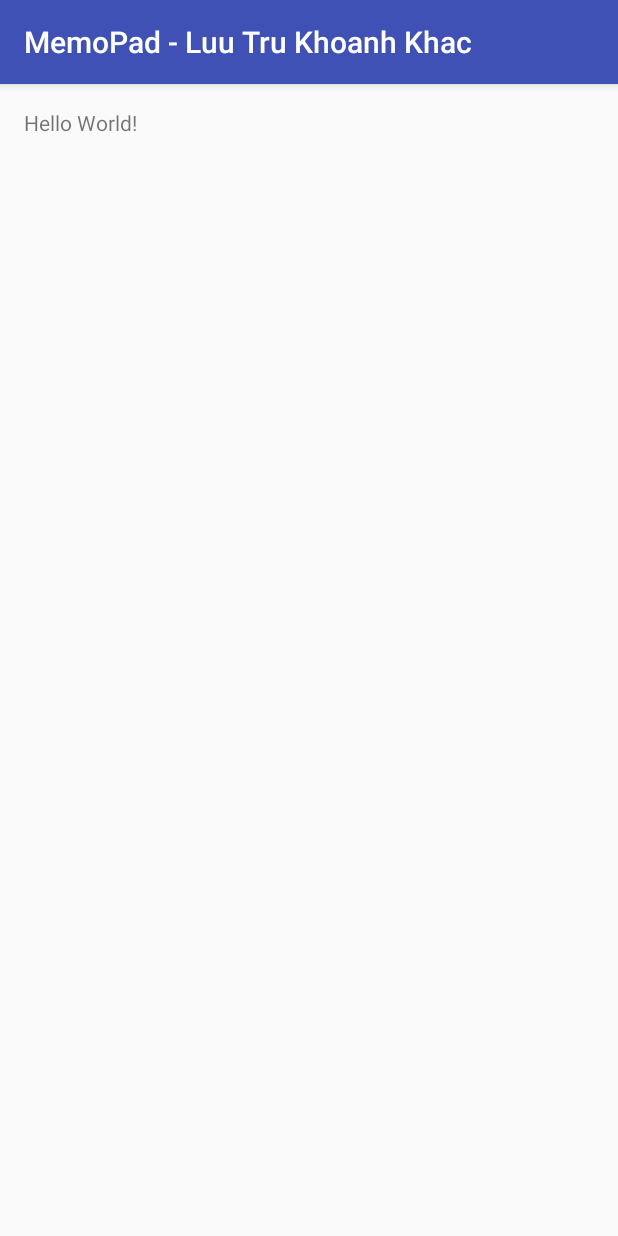
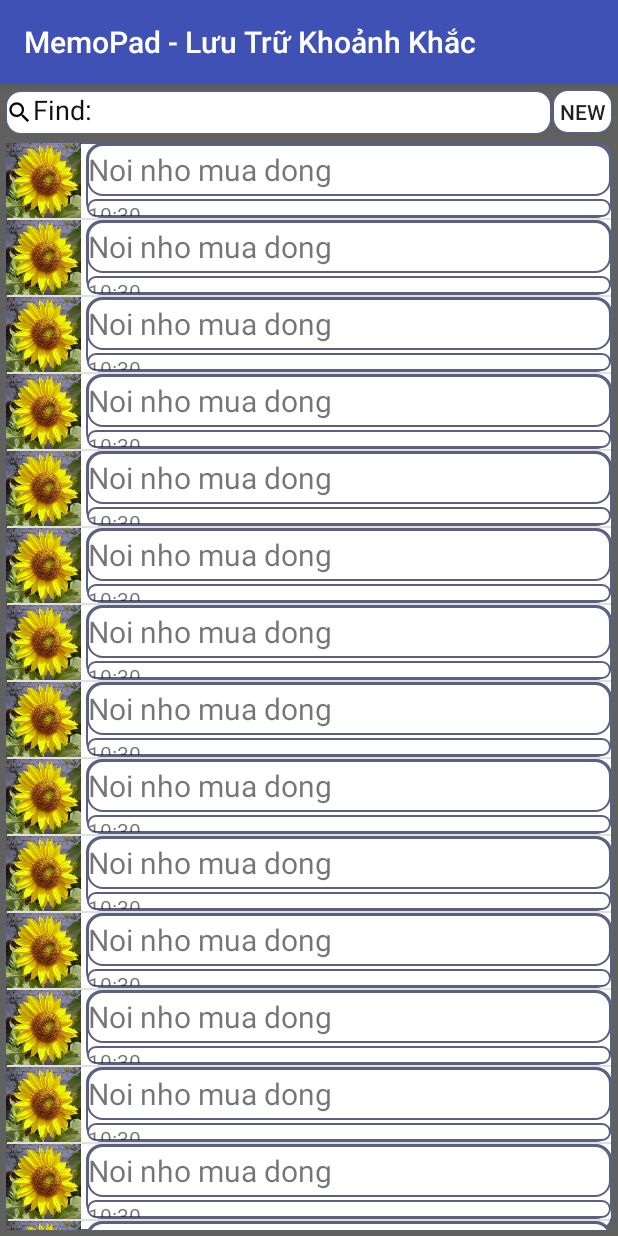
Before and after one commit to hokien07/MemoPad-LuuTruKhoanhKhac, an Android app: the screen it shows after launch (MainActivity), on a phone screen of 412 x 824 dp. Run offline under Robolectric (Android 15) with nearby library versions, the phone set to English and light mode, and no system bars.

Commit message:
Chỉnh lại phần dong_ghi_chu xem lại phần ngày ghi

```diff
--- a/app/src/main/AndroidManifest.xml
+++ b/app/src/main/AndroidManifest.xml
@@ -15,6 +15,7 @@
                 <category android:name="android.intent.category.LAUNCHER" />
             </intent-filter>
         </activity>
+        <activity android:name=".NewActivity"></activity>
     </application>
 
 </manifest>
--- /dev/null
+++ b/app/src/main/java/com/app/vpgroup/memopad_luutrukhoanhkhac/AdapterMemoPad.java
@@ -0,0 +1,62 @@
+package com.app.vpgroup.memopad_luutrukhoanhkhac;
+
+import android.content.Context;
+import android.view.LayoutInflater;
+import android.view.View;
+import android.view.ViewGroup;
+import android.widget.BaseAdapter;
+import android.widget.ImageView;
+import android.widget.TextView;
+
+import java.util.Calendar;
+import java.util.List;
+
+public class AdapterMemoPad extends BaseAdapter {
+    Context myContext;
+    int myLayout;
+    List<MemoPad> arrMemoPad;
+
+    public AdapterMemoPad(Context myContext, int myLayout, List<MemoPad> arrMemoPad) {
+        this.myContext = myContext;
+        this.myLayout = myLayout;
+        this.arrMemoPad = arrMemoPad;
+    }
+
+    @Override
+    public int getCount() {
+        return arrMemoPad.size();
+    }
+
+    @Override
+    public Object getItem(int i) {
+        return arrMemoPad.get(i);
+    }
+
+    @Override
+    public long getItemId(int i) {
+        return i;
+    }
+
+    @Override
+    public View getView(int i, View view, ViewGroup viewGroup) {
+
+        LayoutInflater inflater = (LayoutInflater) myContext.getSystemService(Context.LAYOUT_INFLATER_SERVICE);
+        view = inflater.inflate(myLayout, viewGroup,false);
+
+        TextView txtTitle = (TextView) view.findViewById(R.id.txtTitleNew);
+        txtTitle.setText(arrMemoPad.get(i).title);
+
+        TextView txtContent = (TextView) view.findViewById(R.id.txtContentNew);
+
+        Calendar c = Calendar.getInstance();
+        int hour = c.get(Calendar.HOUR);
+        int minute = c.get(Calendar.MINUTE);
+//        int date = c.get(Calendar.DATE);
+        txtContent.setText(hour + ":" + minute );
+
+        ImageView imgView = (ImageView) view.findViewById(R.id.imgViewNew);
+        imgView.setImageResource(R.drawable.image_demo);
+
+        return view;
+    }
+}
--- a/app/src/main/java/com/app/vpgroup/memopad_luutrukhoanhkhac/MainActivity.java
+++ b/app/src/main/java/com/app/vpgroup/memopad_luutrukhoanhkhac/MainActivity.java
@@ -1,13 +1,57 @@
 package com.app.vpgroup.memopad_luutrukhoanhkhac;
 
+import android.content.Intent;
 import android.support.v7.app.AppCompatActivity;
 import android.os.Bundle;
+import android.view.View;
+import android.widget.Button;
+import android.widget.ListView;
+
+import java.util.ArrayList;
 
 public class MainActivity extends AppCompatActivity {
+    Button btnNew;
+    ListView listView;
+    ArrayList<MemoPad> mangMemoPad;
+    AdapterMemoPad adapter = null;
 
     @Override
     protected void onCreate(Bundle savedInstanceState) {
         super.onCreate(savedInstanceState);
         setContentView(R.layout.activity_main);
+        AddControl();
+
+        mangMemoPad.add(new MemoPad("Noi nho mua dong", "anh nho em mot mua dong lanh guia"));
+        mangMemoPad.add(new MemoPad("Noi nho mua dong", "anh nho em mot mua dong lanh guia"));
+        mangMemoPad.add(new MemoPad("Noi nho mua dong", "anh nho em mot mua dong lanh guia"));
+        mangMemoPad.add(new MemoPad("Noi nho mua dong", "anh nho em mot mua dong lanh guia"));
+        mangMemoPad.add(new MemoPad("Noi nho mua dong", "anh nho em mot mua dong lanh guia"));
+        mangMemoPad.add(new MemoPad("Noi nho mua dong", "anh nho em mot mua dong lanh guia"));
+        mangMemoPad.add(new MemoPad("Noi nho mua dong", "anh nho em mot mua dong lanh guia"));
+        mangMemoPad.add(new MemoPad("Noi nho mua dong", "anh nho em mot mua dong lanh guia"));
+        mangMemoPad.add(new MemoPad("Noi nho mua dong", "anh nho em mot mua dong lanh guia"));
+        mangMemoPad.add(new MemoPad("Noi nho mua dong", "anh nho em mot mua dong lanh guia"));
+        mangMemoPad.add(new MemoPad("Noi nho mua dong", "anh nho em mot mua dong lanh guia"));
+        mangMemoPad.add(new MemoPad("Noi nho mua dong", "anh nho em mot mua dong lanh guia"));
+        mangMemoPad.add(new MemoPad("Noi nho mua dong", "anh nho em mot mua dong lanh guia"));
+        mangMemoPad.add(new MemoPad("Noi nho mua dong", "anh nho em mot mua dong lanh guia"));
+        mangMemoPad.add(new MemoPad("Noi nho mua dong", "anh nho em mot mua dong lanh guia"));
+
+        adapter = new AdapterMemoPad(MainActivity.this, R.layout.dong_ghi_chu, mangMemoPad);
+        listView.setAdapter(adapter);
+
+        btnNew.setOnClickListener(new View.OnClickListener() {
+            @Override
+            public void onClick(View view) {
+                Intent intent = new Intent(MainActivity.this, NewActivity.class);
+                startActivity(intent);
+            }
+        });
+    }
+
+    private void AddControl(){
+        btnNew = (Button) findViewById(R.id.btnNew);
+        listView = (ListView) findViewById(R.id.listView);
+        mangMemoPad = new ArrayList<>();
     }
 }
--- /dev/null
+++ b/app/src/main/java/com/app/vpgroup/memopad_luutrukhoanhkhac/MemoPad.java
@@ -0,0 +1,11 @@
+package com.app.vpgroup.memopad_luutrukhoanhkhac;
+
+public class MemoPad {
+    public String title;
+    public String content;
+
+    public MemoPad(String title, String content) {
+        this.title = title;
+        this.content = content;
+    }
+}
--- /dev/null
+++ b/app/src/main/res/drawable-hdpi/boder_layout.xml
@@ -0,0 +1,22 @@
+<?xml version="1.0" encoding="utf-8"?>
+<shape xmlns:android="http://schemas.android.com/apk/res/android"
+    android:shape="rectangle" >
+    <!-- Màu nền -->
+    <solid android:color="#ffffff" >
+    </solid>
+    <!-- độ rộng viền và màu -->
+    <stroke
+        android:width="1dp"
+        android:color="#5b607e" >
+    </stroke>
+    <!-- chỗ nào set padding -->
+    <padding
+        android:bottom="1dp"
+        android:left="1dp"
+        android:right="1dp"
+        android:top="1dp" >
+    </padding>
+    <!-- chỗ này set độ cong góc -->
+    <corners android:radius="10dp" >
+    </corners>
+</shape>
--- a/app/src/main/res/layout/activity_main.xml
+++ b/app/src/main/res/layout/activity_main.xml
@@ -4,14 +4,51 @@
     android:id="@+id/activity_main"
     android:layout_width="match_parent"
     android:layout_height="match_parent"
-    android:paddingBottom="@dimen/activity_vertical_margin"
-    android:paddingLeft="@dimen/activity_horizontal_margin"
-    android:paddingRight="@dimen/activity_horizontal_margin"
-    android:paddingTop="@dimen/activity_vertical_margin"
+    android:background="@color/background_main"
+    android:padding="3dp"
     tools:context="com.app.vpgroup.memopad_luutrukhoanhkhac.MainActivity">
 
-    <TextView
-        android:layout_width="wrap_content"
-        android:layout_height="wrap_content"
-        android:text="Hello World!" />
+   <LinearLayout
+       android:layout_width="match_parent"
+       android:layout_height="match_parent"
+       android:orientation="vertical">
+
+       <LinearLayout
+           android:weightSum="10"
+           android:layout_width="match_parent"
+           android:layout_height="wrap_content"
+           android:orientation="horizontal">
+
+           <EditText
+               android:layout_weight="9"
+               android:gravity="left"
+               android:id="@+id/edtSearch"
+               android:drawableLeft="@drawable/ic_search_black_18dp"
+               android:hint="Find:"
+               android:textColorHint="#111"
+               android:textSize="18sp"
+               android:background="@drawable/boder_layout"
+               android:layout_width="0dp"
+               android:layout_height="30dp"/>
+
+           <Button
+               android:id="@+id/btnNew"
+               android:text="New"
+               android:textSize="14sp"
+               android:background="@drawable/boder_layout"
+               android:layout_weight="1"
+               android:layout_width="0dp"
+               android:layout_height="30dp" />
+       </LinearLayout>
+
+       <ListView
+           android:id="@+id/listView"
+           android:background="@drawable/boder_layout"
+           android:layout_marginTop="5dp"
+           android:layout_width="match_parent"
+           android:layout_height="match_parent"></ListView>
+
+
+   </LinearLayout>
+
 </RelativeLayout>
--- /dev/null
+++ b/app/src/main/res/layout/dong_ghi_chu.xml
@@ -0,0 +1,43 @@
+<?xml version="1.0" encoding="utf-8"?>
+<LinearLayout xmlns:android="http://schemas.android.com/apk/res/android"
+    android:orientation="horizontal"
+    android:layout_width="match_parent"
+    android:layout_height="match_parent">
+
+    <ImageView
+        android:id="@+id/imgViewNew"
+        android:src="@drawable/image_demo"
+        android:scaleType="fitXY"
+        android:layout_width="50dp"
+        android:layout_height="50dp" />
+
+    <LinearLayout
+        android:background="@drawable/boder_layout"
+        android:layout_marginLeft="3dp"
+        android:gravity="start"
+        android:weightSum="10"
+        android:orientation="vertical"
+        android:layout_width="match_parent"
+        android:layout_height="50dp">
+
+        <TextView
+            android:background="@drawable/boder_layout"
+            android:id="@+id/txtTitleNew"
+            android:gravity="fill_vertical"
+            android:textSize="20sp"
+            android:layout_weight="7.5"
+            android:layout_width="match_parent"
+            android:layout_height="0dp" />
+
+        <TextView
+            android:gravity="fill_vertical"
+            android:background="@drawable/boder_layout"
+            android:id="@+id/txtContentNew"
+            android:layout_marginTop="2dp"
+            android:layout_weight="2.5"
+            android:layout_width="match_parent"
+            android:layout_height="0dp" />
+    </LinearLayout>
+
+
+</LinearLayout>
--- a/app/src/main/res/values/colors.xml
+++ b/app/src/main/res/values/colors.xml
@@ -3,4 +3,8 @@
     <color name="colorPrimary">#3F51B5</color>
     <color name="colorPrimaryDark">#303F9F</color>
     <color name="colorAccent">#FF4081</color>
+
+    <!--MainActivity Color-->
+    <color name="background_main">#60605e</color>
+    <color name="background_edt">#ffff</color>
 </resources>
--- a/app/src/main/res/values/strings.xml
+++ b/app/src/main/res/values/strings.xml
@@ -1,3 +1,7 @@
 <resources>
-    <string name="app_name">MemoPad - Luu Tru Khoanh Khac</string>
+    <string name="app_name">MemoPad - Lưu Trữ Khoảnh Khắc</string>
+
+    <!--MainActivity-->
+
+    <string name="edt_hint_search"><font size="10sp">Search...</font></string>
 </resources>
```
Also changed, not shown: app/src/main/java/com/app/vpgroup/memopad_luutrukhoanhkhac/NewActivity.java (added, +31 -0 lines), app/src/main/res/layout/activity_new.xml (added, +60 -0 lines), app/src/main/res/drawable-hdpi/ic_add_black_18dp.png (added), app/src/main/res/drawable-hdpi/ic_search_black_18dp.png (added), app/src/main/res/drawable-hdpi/image_demo.jpg (added).
